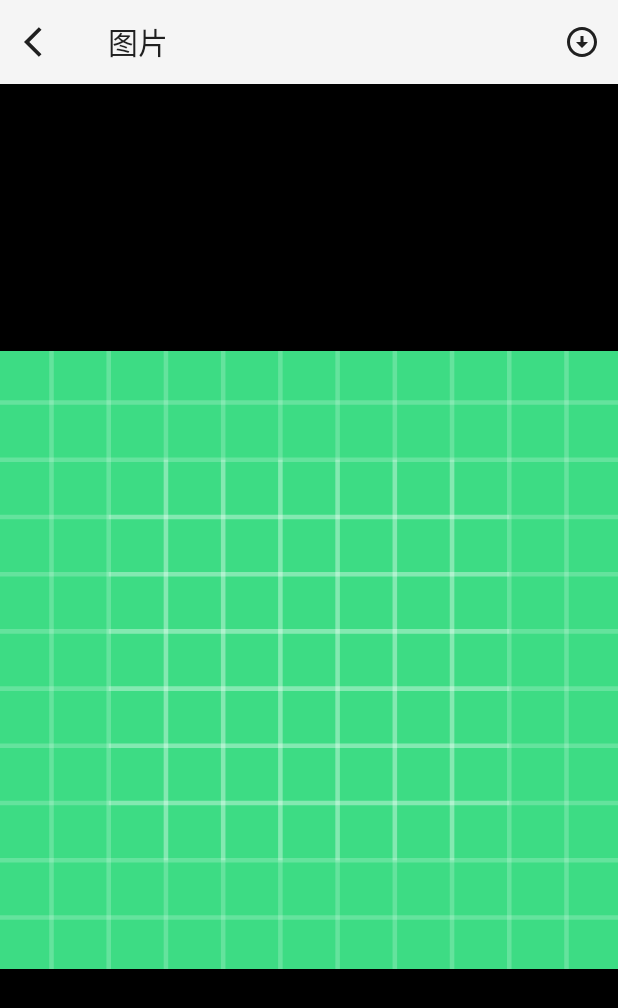
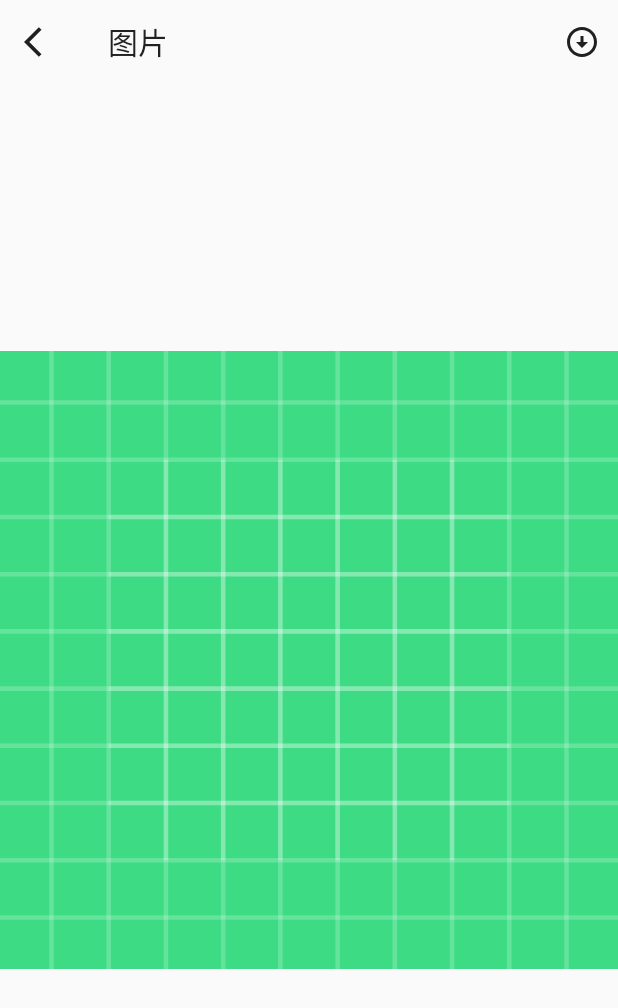
Before and after one commit to kisssum/HyWallPaper, an Android app: the DetailFragment screen opened through its navigation route, on a phone screen of 412 x 824 dp. Shown: the top 1008 px of the screen. Run offline under Robolectric (Android 15) with nearby library versions, the phone set to English and light mode, and no system bars; our stand-ins replace Volley; libraries missing offline, so code that uses them is left out: rxhttp.wrapper.param; network calls fail; pictures from the network do not load; 2 statements that could not run were skipped.

Commit message:
change:simple change fragment_detail.xml for layout

```diff
--- a/app/src/main/res/layout/fragment_detail.xml
+++ b/app/src/main/res/layout/fragment_detail.xml
@@ -1,38 +1,27 @@
 <?xml version="1.0" encoding="utf-8"?>
-<androidx.constraintlayout.widget.ConstraintLayout xmlns:android="http://schemas.android.com/apk/res/android"
+<LinearLayout xmlns:android="http://schemas.android.com/apk/res/android"
     xmlns:app="http://schemas.android.com/apk/res-auto"
     xmlns:tools="http://schemas.android.com/tools"
     android:layout_width="match_parent"
     android:layout_height="match_parent"
-    android:background="#000"
+    android:orientation="vertical"
     tools:context=".DetailFragment">
 
     <androidx.appcompat.widget.Toolbar
         android:id="@+id/toolbar"
         android:layout_width="match_parent"
         android:layout_height="wrap_content"
-        android:background="?attr/colorPrimary"
         android:minHeight="?attr/actionBarSize"
         android:theme="?attr/actionBarTheme"
-        app:layout_constraintEnd_toEndOf="parent"
-        app:layout_constraintHorizontal_bias="0.5"
-        app:layout_constraintStart_toStartOf="parent"
-        app:layout_constraintTop_toTopOf="parent"
         app:menu="@menu/detail_toolbar_menu"
         app:navigationIcon="@drawable/ic_baseline_arrow_back_ios_24"
         app:title="图片" />
 
     <ImageView
         android:id="@+id/imageView"
-        android:layout_width="0dp"
-        android:layout_height="0dp"
+        android:layout_width="match_parent"
+        android:layout_height="match_parent"
         android:adjustViewBounds="true"
-        android:src="@drawable/ic_launcher_background"
-        app:layout_constraintBottom_toBottomOf="parent"
-        app:layout_constraintEnd_toEndOf="parent"
-        app:layout_constraintHorizontal_bias="0.5"
-        app:layout_constraintStart_toStartOf="parent"
-        app:layout_constraintTop_toBottomOf="@+id/toolbar"
-        app:srcCompat="@drawable/ic_baseline_refresh_24" />
+        android:src="@drawable/ic_launcher_background" />
 
-</androidx.constraintlayout.widget.ConstraintLayout>
+</LinearLayout>
```
